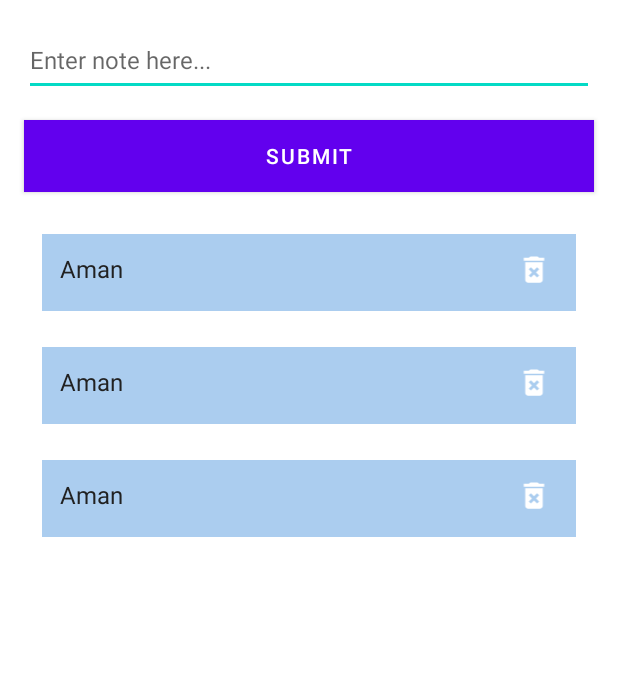
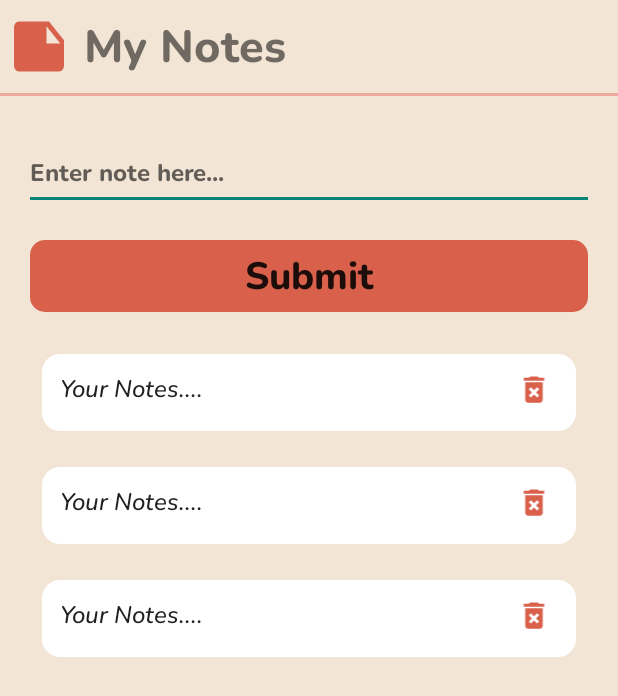
Before and after one commit to shinigami9450/MyNotesMakingApp, an Android app: the layout activity_main.xml on its own in the app's theme, with its tools: preview values and no code run, on a phone screen of 412 x 824 dp. Shown: the top 696 px of the screen. Run offline under Robolectric (Android 15) with nearby library versions, the phone set to English and light mode, and no system bars.

Commit message:
Changed UI of the app...

```diff
--- a/app/src/main/java/com/example/notes/MainActivity.kt
+++ b/app/src/main/java/com/example/notes/MainActivity.kt
@@ -3,6 +3,7 @@ package com.example.notes
 import androidx.appcompat.app.AppCompatActivity
 import android.os.Bundle
 import android.view.View
+import android.view.WindowManager
 import android.widget.Toast
 import androidx.lifecycle.Observer
 import androidx.lifecycle.ViewModelProvider
@@ -17,6 +18,9 @@ class MainActivity : AppCompatActivity(), INotesRVAdapter {
 
     override fun onCreate(savedInstanceState: Bundle?) {
         super.onCreate(savedInstanceState)
+        window.setFlags(
+            WindowManager.LayoutParams.FLAG_FULLSCREEN,
+            WindowManager.LayoutParams.FLAG_FULLSCREEN)
         setContentView(R.layout.activity_main)
 
         recyclerView.layoutManager = StaggeredGridLayoutManager(2,StaggeredGridLayoutManager.VERTICAL)
--- /dev/null
+++ b/app/src/main/res/drawable/custom_button.xml
@@ -0,0 +1,7 @@
+<?xml version="1.0" encoding="utf-8"?>
+<shape xmlns:android="http://schemas.android.com/apk/res/android">
+
+    <solid android:color="#D9614C"/>
+    <corners android:radius="10dp"/>
+
+</shape>
--- /dev/null
+++ b/app/src/main/res/drawable/custom_item.xml
@@ -0,0 +1,8 @@
+<?xml version="1.0" encoding="utf-8"?>
+<shape xmlns:android="http://schemas.android.com/apk/res/android">
+
+    <solid android:color="@color/white"/>
+    <corners android:radius="12dp"/>
+
+
+</shape>
--- /dev/null
+++ b/app/src/main/res/drawable/ic_baseline_delete_forever_24_new.xml
@@ -0,0 +1,5 @@
+<vector android:height="24dp" android:tint="#D9614C"
+    android:viewportHeight="24" android:viewportWidth="24"
+    android:width="24dp" xmlns:android="http://schemas.android.com/apk/res/android">
+    <path android:fillColor="@android:color/white" android:pathData="M6,19c0,1.1 0.9,2 2,2h8c1.1,0 2,-0.9 2,-2L18,7L6,7v12zM8.46,11.88l1.41,-1.41L12,12.59l2.12,-2.12 1.41,1.41L13.41,14l2.12,2.12 -1.41,1.41L12,15.41l-2.12,2.12 -1.41,-1.41L10.59,14l-2.13,-2.12zM15.5,4l-1,-1h-5l-1,1L5,4v2h14L19,4z"/>
+</vector>
--- /dev/null
+++ b/app/src/main/res/drawable/ic_baseline_note_24.xml
@@ -0,0 +1,5 @@
+<vector android:height="24dp" android:tint="#D9614C"
+    android:viewportHeight="24" android:viewportWidth="24"
+    android:width="24dp" xmlns:android="http://schemas.android.com/apk/res/android">
+    <path android:fillColor="@android:color/white" android:pathData="M22,10l-6,-6L4,4c-1.1,0 -2,0.9 -2,2v12.01c0,1.1 0.9,1.99 2,1.99l16,-0.01c1.1,0 2,-0.89 2,-1.99v-8zM15,5.5l5.5,5.5L15,11L15,5.5z"/>
+</vector>
--- a/app/src/main/res/layout/activity_main.xml
+++ b/app/src/main/res/layout/activity_main.xml
@@ -4,29 +4,72 @@
     xmlns:tools="http://schemas.android.com/tools"
     android:layout_width="match_parent"
     android:layout_height="match_parent"
+    android:background="#F2E5D5"
     tools:context=".MainActivity">
+
+    <ImageView
+        android:id="@+id/headimg"
+        android:layout_width="40dp"
+        android:layout_height="50dp"
+        android:layout_marginTop="6dp"
+        android:layout_marginLeft="6dp"
+        android:background="@drawable/ic_baseline_note_24"
+        android:padding="10dp"
+        app:layout_constraintTop_toTopOf="parent"
+        app:layout_constraintLeft_toLeftOf="parent"/>
+
+
+    <TextView
+        android:id="@+id/head"
+        android:layout_width="0dp"
+        android:layout_height="wrap_content"
+        android:textAllCaps="false"
+        android:text="My Notes"
+        android:fontFamily="@font/nunito_extrabold"
+        android:textSize="30sp"
+        android:padding="10dp"
+        app:layout_constraintTop_toTopOf="parent"
+        app:layout_constraintLeft_toRightOf="@id/headimg"
+        app:layout_constraintRight_toRightOf="parent"/>
+
+    <View
+        android:id="@+id/view"
+        android:layout_width="match_parent"
+        android:layout_height="2dp"
+        android:layout_marginTop="0dp"
+        android:background="#ECA89C"
+        app:layout_constraintEnd_toEndOf="parent"
+        app:layout_constraintStart_toStartOf="parent"
+        app:layout_constraintTop_toBottomOf="@+id/head" />
 
     <EditText
         android:id="@+id/input"
         android:layout_width="0dp"
         android:layout_height="wrap_content"
-        android:layout_margin="16dp"
+        android:layout_marginTop="30dp"
+        android:layout_marginLeft="16dp"
+        android:layout_marginRight="16dp"
+        android:layout_marginBottom="16dp"
         android:hint="Enter note here..."
+        android:fontFamily="@font/nunito_extrabold"
         android:minHeight="48dp"
         android:textSize="16sp"
         app:layout_constraintLeft_toLeftOf="parent"
         app:layout_constraintRight_toRightOf="parent"
-        app:layout_constraintTop_toTopOf="parent" />
+        app:layout_constraintTop_toBottomOf="@id/head" />
 
     <Button
         android:id="@+id/addButton"
         android:layout_width="match_parent"
         android:layout_height="wrap_content"
-        android:layout_margin="16dp"
+        android:layout_margin="20dp"
         android:text="Submit"
         android:onClick="submitData"
-        android:textColor="#ffffff"
-        android:background="@color/design_default_color_primary_dark"
+        android:textSize="25sp"
+        android:textStyle="bold"
+        android:textAllCaps="false"
+        android:fontFamily="@font/nunito_extrabold"
+        android:background="@drawable/custom_button"
         app:layout_constraintTop_toBottomOf="@id/input"/>
 
     <androidx.recyclerview.widget.RecyclerView
--- a/app/src/main/res/layout/item_note.xml
+++ b/app/src/main/res/layout/item_note.xml
@@ -5,7 +5,7 @@
     android:layout_height="wrap_content"
     xmlns:tools="http://schemas.android.com/tools"
     android:layout_margin="12dp"
-    android:background="#abcdef">
+    android:background="@drawable/custom_item">
 
     <TextView
         android:id="@+id/text"
@@ -16,13 +16,14 @@
         app:layout_constraintTop_toTopOf="parent"
         android:padding="12dp"
         android:textSize="16sp"
-        tools:text="Aman"
+        tools:text="Your Notes...."
+        android:fontFamily="@font/nunito_mediumitalic"
         android:textColor="#212121"/>
     <ImageView
         android:id="@+id/deleteButton"
         android:layout_width="wrap_content"
         android:layout_height="wrap_content"
-        android:src="@drawable/ic_baseline_delete_forever_24"
+        android:src="@drawable/ic_baseline_delete_forever_24_new"
         android:padding="16dp"
         app:layout_constraintTop_toTopOf="@id/text"
         app:layout_constraintBottom_toBottomOf="@id/text"
--- a/app/src/main/res/values/themes.xml
+++ b/app/src/main/res/values/themes.xml
@@ -1,6 +1,6 @@
 <resources xmlns:tools="http://schemas.android.com/tools">
     <!-- Base application theme. -->
-    <style name="Theme.Notes" parent="Theme.MaterialComponents.DayNight.DarkActionBar">
+    <style name="Theme.Notes" parent="Theme.AppCompat.Light.NoActionBar">
         <!-- Primary brand color. -->
         <item name="colorPrimary">@color/purple_500</item>
         <item name="colorPrimaryVariant">@color/purple_700</item>
```
Also changed, not shown: app/src/main/res/font/nunito_extrabold.ttf (added), app/src/main/res/font/nunito_medium.ttf (added), app/src/main/res/font/nunito_mediumitalic.ttf (added).
